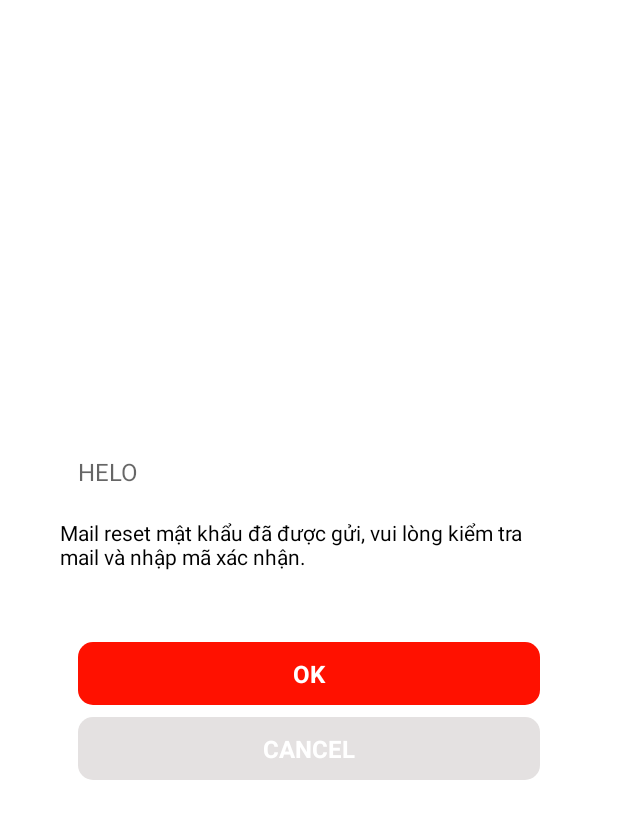
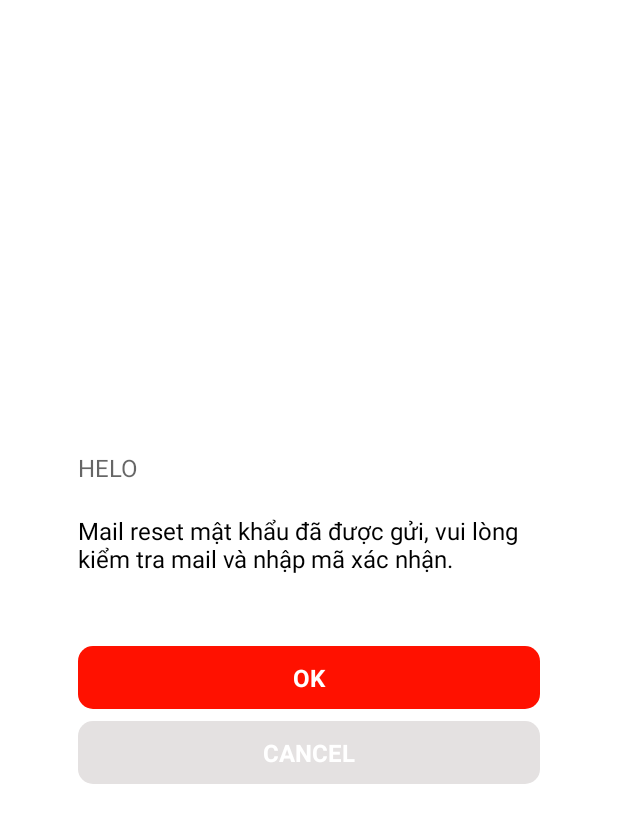
Before and after one commit to chiemduong97/DATN-CSC-Android, an Android app: the layout dialog_vertification.xml on its own in the app's theme, with its tools: preview values and no code run, on a phone screen of 412 x 824 dp. Shown: the top 823 px of the screen. Run offline under Robolectric (Android 15) with nearby library versions, the phone set to English and light mode, and no system bars; plain views replace OtpTextView.

Commit message:
update user

```diff
--- a/app/src/main/res/layout/dialog_vertification.xml
+++ b/app/src/main/res/layout/dialog_vertification.xml
@@ -39,11 +39,11 @@
                 android:layout_width="match_parent"
                 android:layout_height="wrap_content"
                 android:layout_marginTop="10dp"
-                android:layout_marginLeft="20dp"
-                android:layout_marginRight="20dp"
+                android:layout_marginLeft="32dp"
+                android:layout_marginRight="32dp"
                 android:textColor="@color/black"
                 android:text="@string/mail_description"
-                android:textSize="14dp" />
+                android:textSize="16dp" />
             <in.aabhasjindal.otptextview.OtpTextView
                 android:id="@+id/code"
                 android:layout_width="wrap_content"
```
Also changed, not shown: app/src/main/java/com/example/client/dialog/VertificationDialog.java (+8 -2 lines), app/src/main/java/com/example/client/screens/register/activity/RegisterActivity.java (+10 -0 lines).
